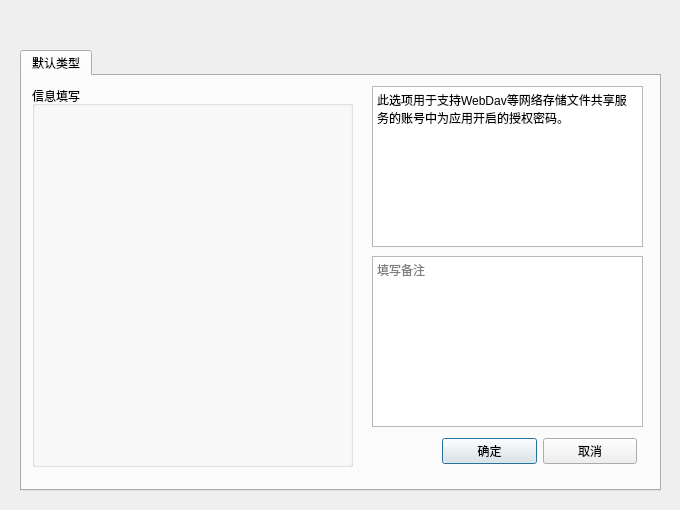
Qt form QtWorkspace/PasswordManager/QWidget/ui/newitemdialog.ui (Robert-Stackflow/Workspace) before a commit.
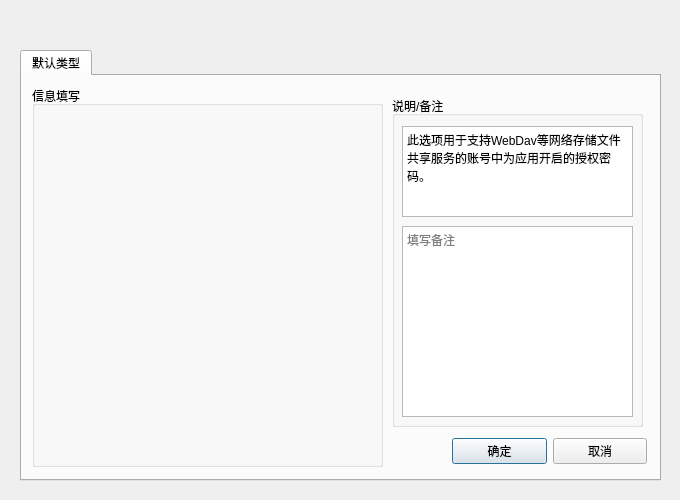
The same form after that commit.

What changed in the file:
```diff
--- a/QtWorkspace/PasswordManager/QWidget/ui/newitemdialog.ui
+++ b/QtWorkspace/PasswordManager/QWidget/ui/newitemdialog.ui
@@ -7,9 +7,21 @@
     <x>0</x>
     <y>0</y>
     <width>680</width>
-    <height>510</height>
+    <height>500</height>
    </rect>
   </property>
+  <property name="minimumSize">
+   <size>
+    <width>680</width>
+    <height>500</height>
+   </size>
+  </property>
+  <property name="maximumSize">
+   <size>
+    <width>680</width>
+    <height>500</height>
+   </size>
+  </property>
   <property name="windowTitle">
    <string>Dialog</string>
   </property>
@@ -19,7 +31,7 @@
      <x>20</x>
      <y>50</y>
      <width>641</width>
-     <height>441</height>
+     <height>431</height>
     </rect>
    </property>
    <property name="font">
@@ -50,7 +62,7 @@
     <widget class="QWidget" name="layoutWidget">
      <property name="geometry">
       <rect>
-       <x>420</x>
+       <x>430</x>
        <y>360</y>
        <width>195</width>
        <height>31</height>
@@ -78,7 +90,7 @@
       <rect>
        <x>10</x>
        <y>10</y>
-       <width>321</width>
+       <width>351</width>
        <height>381</height>
       </rect>
      </property>
@@ -90,33 +102,32 @@
        <rect>
         <x>10</x>
         <y>30</y>
-        <width>301</width>
+        <width>331</width>
         <height>341</height>
        </rect>
       </property>
       <layout class="QVBoxLayout" name="infoLayout"/>
      </widget>
     </widget>
-    <widget class="QTextEdit" name="remark">
+    <widget class="QGroupBox" name="groupBox">
      <property name="geometry">
       <rect>
-       <x>350</x>
-       <y>180</y>
-       <width>271</width>
-       <height>171</height>
+       <x>370</x>
+       <y>20</y>
+       <width>251</width>
+       <height>331</height>
       </rect>
      </property>
-     <property name="placeholderText">
-      <string>填写备注</string>
+     <property name="title">
+      <string>说明/备注</string>
      </property>
-    </widget>
     <widget class="QTextEdit" name="tip">
      <property name="geometry">
       <rect>
-       <x>350</x>
-       <y>10</y>
-       <width>271</width>
-       <height>161</height>
+        <x>10</x>
+        <y>30</y>
+        <width>231</width>
+        <height>91</height>
       </rect>
      </property>
      <property name="font">
@@ -139,6 +150,20 @@
       <string/>
      </property>
     </widget>
+     <widget class="QTextEdit" name="remark">
+      <property name="geometry">
+       <rect>
+        <x>10</x>
+        <y>130</y>
+        <width>231</width>
+        <height>191</height>
+       </rect>
+      </property>
+      <property name="placeholderText">
+       <string>填写备注</string>
+      </property>
+     </widget>
+    </widget>
    </widget>
   </widget>
   <widget class="QFrame" name="frame">
@@ -147,7 +172,7 @@
      <x>10</x>
      <y>10</y>
      <width>661</width>
-     <height>491</height>
+     <height>481</height>
     </rect>
    </property>
    <property name="styleSheet">
```
Lines whose indentation alone changed are shown as unchanged.
